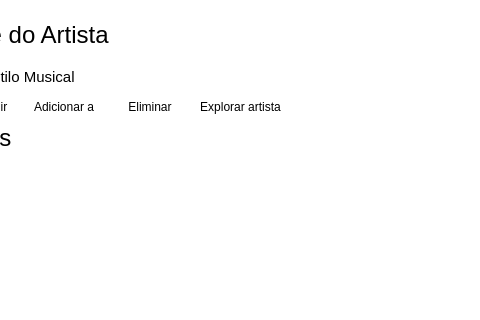
Old version of the form media5/mainwindow.ui in the repository Grupo-9-EngenhariaSoftware2016/Media-Player; both pictures show x 114 to 594 and y 0 to 320 of the 1032 by 706 pixel window.
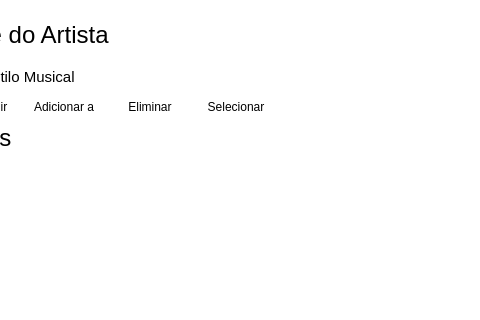
New version of the form. The open tabs and pages were chosen to show the change. Icons and pictures are not drawn.

```diff
--- a/media5/mainwindow.ui
+++ b/media5/mainwindow.ui
@@ -2354,7 +2354,7 @@
           <item row="5" column="6">
            <widget class="QPushButton" name="page_artist_button_1">
             <property name="text">
-             <string>Explorar artista</string>
+             <string>Selecionar</string>
             </property>
             <property name="icon">
              <iconset resource="icons/img.qrc">
```
Left out of the diff: 6 changed lines with no effect on the pictures.
